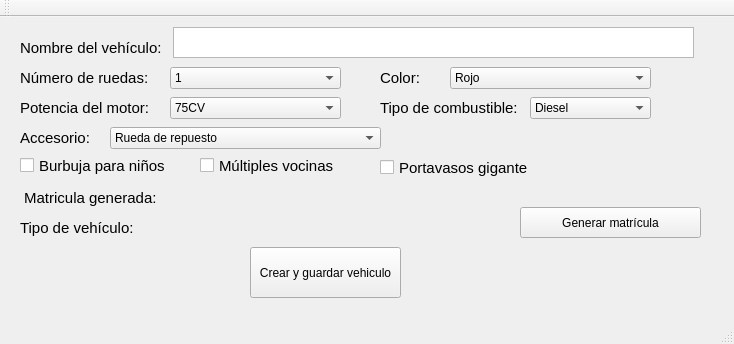
This is mainwindow.ui in eherng03/el-coche-de-homer as Qt 5 draws it before an edit. The edited form follows.
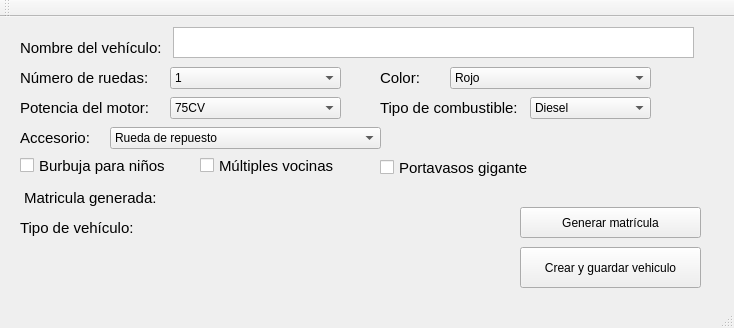
This is the edited form.

```diff
--- a/mainwindow.ui
+++ b/mainwindow.ui
@@ -7,7 +7,7 @@
     <x>0</x>
     <y>0</y>
     <width>734</width>
-    <height>344</height>
+    <height>328</height>
    </rect>
   </property>
   <property name="mouseTracking">
@@ -445,10 +445,10 @@
    <widget class="QPushButton" name="botonGuardar">
     <property name="geometry">
      <rect>
-      <x>250</x>
+      <x>520</x>
       <y>230</y>
-      <width>151</width>
-      <height>51</height>
+      <width>181</width>
+      <height>41</height>
      </rect>
     </property>
     <property name="text">
```
Left out of the diff: 30 changed lines with no effect on the pictures.
